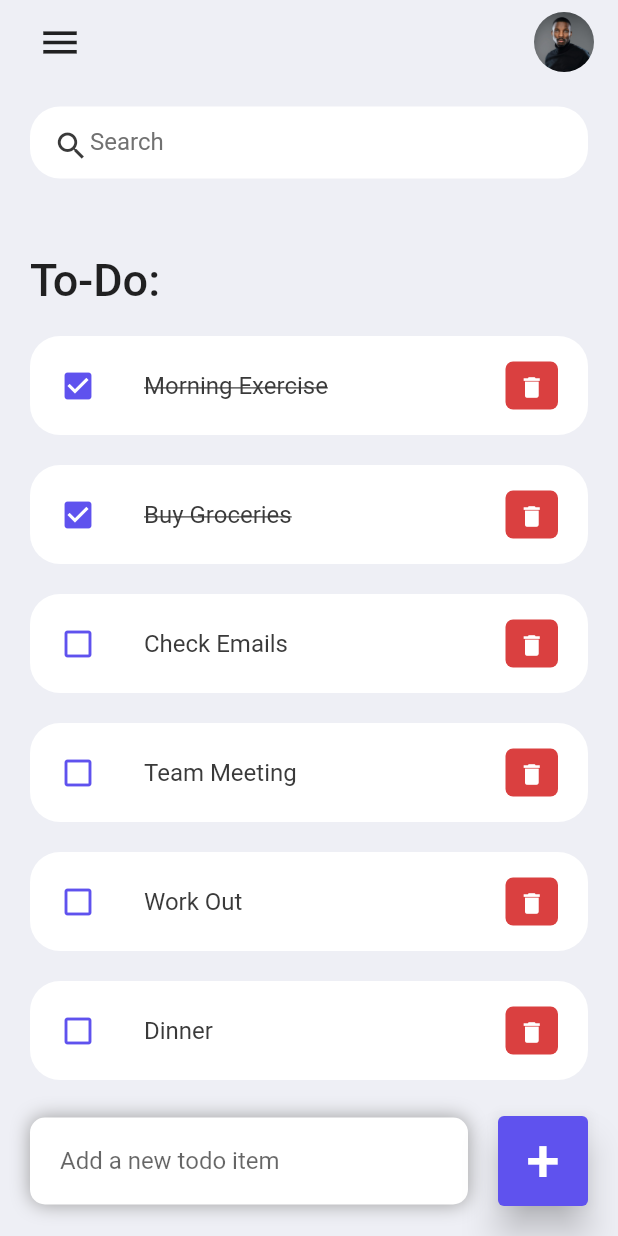
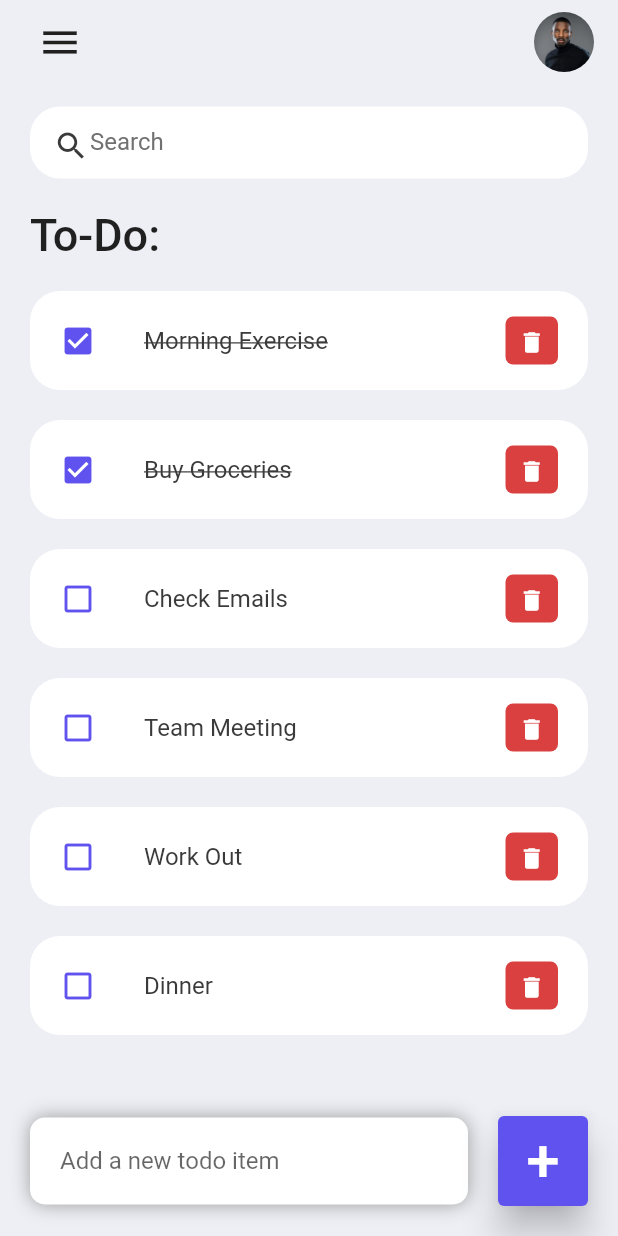
Before and after one commit to ppriyansh2000/ToDo-Mobile-Application, a Flutter app: the screen it shows after launch, on a phone screen of 412 x 824 dp. Run offline on Flutter 3.47's test engine with Material 2 defaults, Android fonts, the phone set to English and light mode, and no system bars.

Commit message:
Update home.dart

```diff
--- a/todo_app/lib/screens/home.dart
+++ b/todo_app/lib/screens/home.dart
@@ -3,7 +3,7 @@ import '../model/todo.dart';
 import '../widgets/todo_item.dart';
 
 class Home extends StatefulWidget {
-  Home({Key? key}) : super(key: key);
+  const Home({Key? key}) : super(key: key);
 
   @override
   State<Home> createState() => _HomeState();
@@ -32,10 +32,13 @@ class _HomeState extends State<Home> {
             child: Column(
               children: [
                 _SearchBox(),
+                Container(
+                  alignment: Alignment.centerLeft,
+                  child: _todoText()
+                ),
                 Expanded(
                   child: ListView(
                     children: [
-                      _todoText(),
                       for (ToDo todoo in _foundToDo.reversed)
                         ToDoItem(
                           todo: todoo,
@@ -63,27 +66,28 @@ class _HomeState extends State<Home> {
       ),
     );
   }
-
+  //Switches Todo Item
   void _handleToDoChange(ToDo todo){
     setState(() {
       todo.isDone = !todo.isDone;
     });
   }
-
+  //Deletes Item
   void _handleDelete(String id){
     setState(() {
       todoList.removeWhere((item) => item.id==id);
-      _foundToDo.removeWhere((item) => item.id ==id);
     });
   }
-
+  // Adds None Empty New to-do
   void _addToDoItem(String toDo){
-    setState(() {
-      todoList.add(ToDo(id: DateTime.now().microsecondsSinceEpoch.toString(), todoText: toDo));
-    });
-    _todoController.clear();
+    if(toDo.isNotEmpty){
+      setState(() {
+        todoList.add(ToDo(id: DateTime.now().microsecondsSinceEpoch.toString(), todoText: toDo));
+      });
+      _todoController.clear();
+    }
   }
-
+  // Search Box Functionality
   void _runFilter(String enterKeyword){
     List<ToDo> results = [];
     if(enterKeyword.isEmpty){
@@ -95,10 +99,10 @@ class _HomeState extends State<Home> {
       _foundToDo = results;
     });
   }
-
+  // "TO DO: "
   Container _todoText() {
     return Container(
-      margin: const EdgeInsets.only(top: 50, bottom: 20),
+      margin: const EdgeInsets.only(top: 20, bottom: 20),
       child: const Text(
         'To-Do:',
         style: TextStyle(
@@ -108,7 +112,7 @@ class _HomeState extends State<Home> {
       ),
     );
   }
-
+  // Bottom Text Box
   Container _addTaskTextBox() {
     return Container(
       margin: const EdgeInsets.only(bottom: 20, right: 20, left: 20),
@@ -127,14 +131,14 @@ class _HomeState extends State<Home> {
       ),
       child: TextField(
         controller: _todoController,
-        decoration: InputDecoration(
+        decoration: const InputDecoration(
           hintText: 'Add a new todo item',
           border: InputBorder.none,
         ),
       ),
     );
   }
-
+  // Bottom Right Button
   Container _addTaskButton() {
     return Container(
       margin: const EdgeInsets.only(
@@ -157,7 +161,7 @@ class _HomeState extends State<Home> {
       ),
     );
   }
-
+  //Search Box
   Container _SearchBox() {
     return Container(
       padding: const EdgeInsets.symmetric(horizontal: 15),
@@ -167,7 +171,7 @@ class _HomeState extends State<Home> {
       ),
       child: TextField(
         onChanged: (value) => _runFilter(value),
-        decoration: InputDecoration(
+        decoration: const InputDecoration(
           contentPadding: EdgeInsets.all(0),
           prefixIcon: Icon(
             Icons.search,
@@ -182,6 +186,7 @@ class _HomeState extends State<Home> {
     );
   }
 
+  //Top Part of the App
   AppBar _buildAppBar() {
     return AppBar(
       backgroundColor: const Color(0xFFEEEFF5),
```
